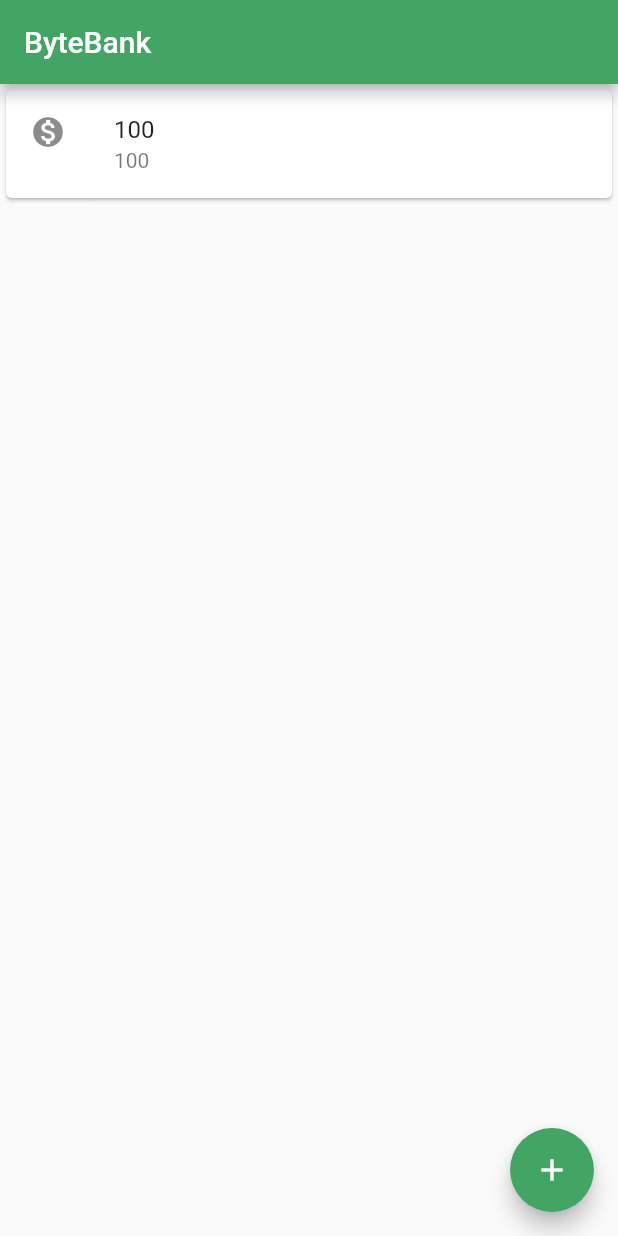
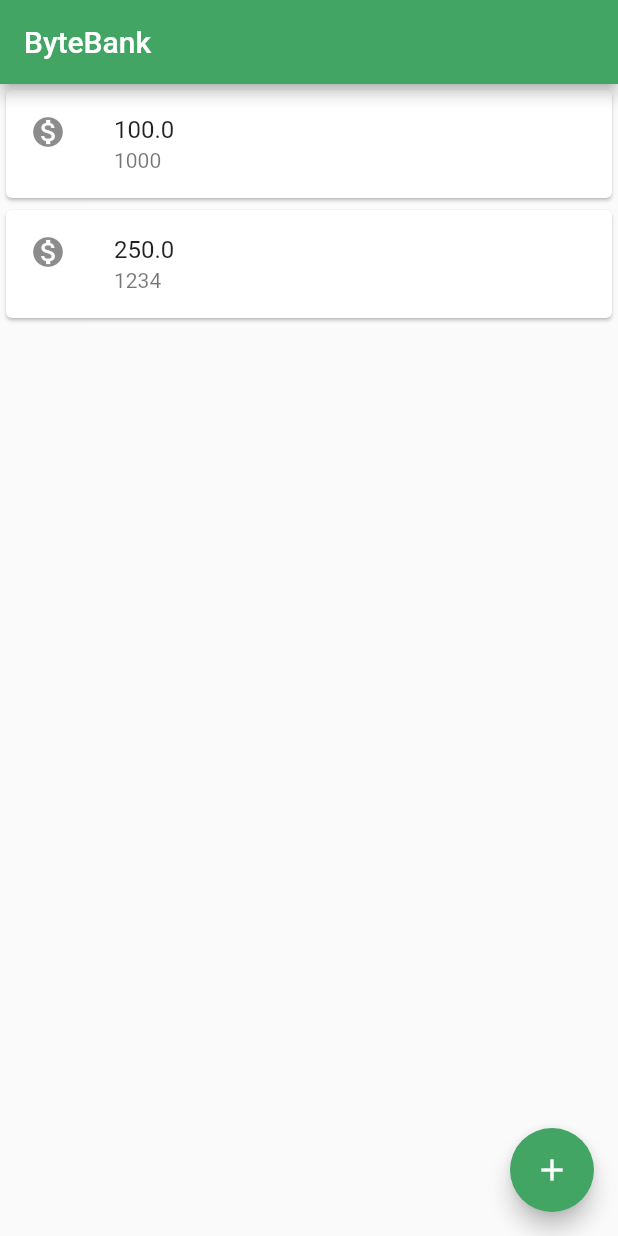
Before and after one commit to Allencs16/Bytebank-flutter, a Flutter app: the screen it shows after launch, after a tap on the "add" icon, on a phone screen of 412 x 824 dp. Run offline on Flutter 3.47's test engine with Material 2 defaults, Android fonts, the phone set to English and light mode, and no system bars.

```diff
--- a/lib/main.dart
+++ b/lib/main.dart
@@ -1,4 +1,4 @@
-// ignore_for_file: unnecessary_const
+// ignore_for_file: unnecessary_const, prefer_const_constructors
 
 import 'package:flutter/material.dart';
 
@@ -9,18 +9,60 @@ void main() {
         title: const Text('ByteBank'),
         backgroundColor: const Color.fromARGB(255, 66, 165, 100),
       ),
-      body: Card(
-        child: ListTile(
-          leading: Icon(Icons.monetization_on),
-          title: Text('100'),
-          subtitle: Text('100'),
-        ),
-      ),
+      body: ListaTrasferencias(),
       floatingActionButton: FloatingActionButton(
-        onPressed: () => print('Hello'),
+        onPressed: () => Printar('mensagem'),
         child: Icon(Icons.add),
         backgroundColor: const Color.fromARGB(255, 66, 165, 100),
       ),
     ),
   ));
 }
+
+class ListaTrasferencias extends StatelessWidget {
+
+  @override
+  Widget build(BuildContext context){
+
+    return Column(
+      // ignore: prefer_const_literals_to_create_immutables
+      children: [
+        ItemTranferencias(Transferencia(100.0, 1000)),
+        ItemTranferencias(Transferencia(250.0, 1234))
+      ],
+    );
+  }
+}
+
+class ItemTranferencias extends StatelessWidget {
+
+  final Transferencia _transferencia;
+
+  ItemTranferencias(this._transferencia);
+
+  @override
+  Widget build(BuildContext context){
+
+    return
+      Card(
+        child: ListTile(
+          leading: Icon(Icons.monetization_on),
+          title: Text(this._transferencia._valor.toString()),
+          subtitle: Text(this._transferencia._numeroConta.toString()),
+        ),
+      );
+  }
+}
+
+class Transferencia {
+  final double _valor;
+  final int _numeroConta;
+
+  Transferencia(this._valor, this._numeroConta);
+}
+
+class Printar {
+  final String mensagem;
+
+  Printar(this.mensagem);
+}
```
